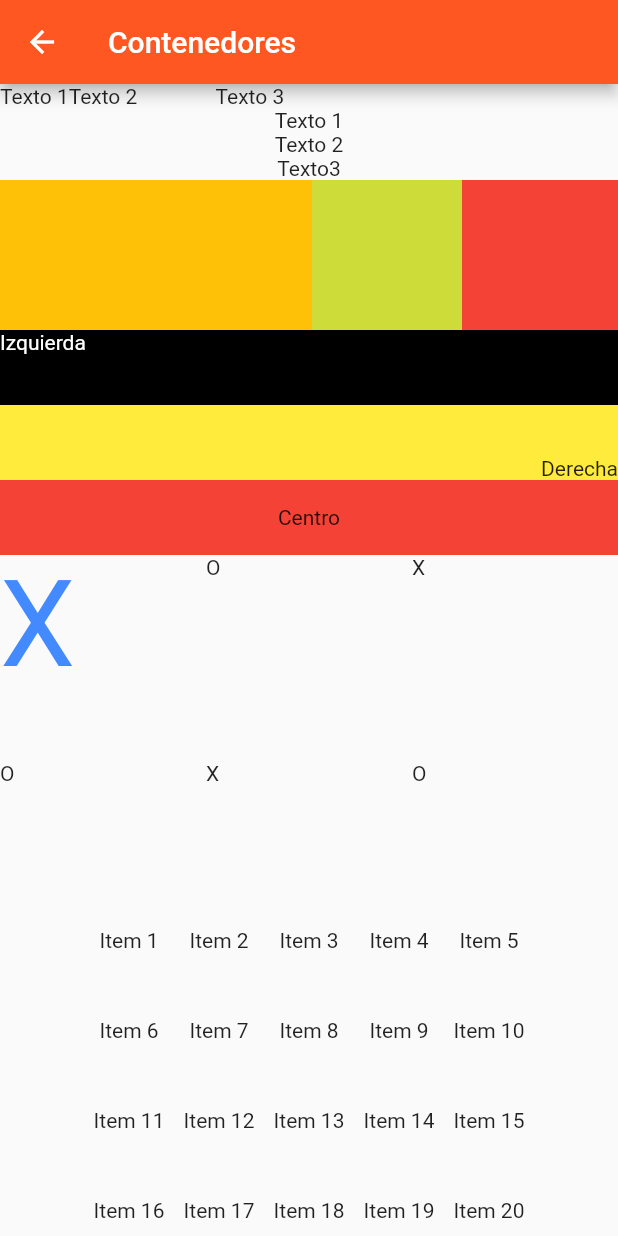
After one commit to Jonathan-ulises/variablesFlutter, a Flutter app: the ContenedoresWidget screen opened directly, on a phone screen of 412 x 824 dp. The commit adds this screen. Run offline on Flutter 3.47's test engine with Material 2 defaults, Android fonts, the phone set to English and light mode, and no system bars.

Commit message:
Carpeta de widgets, contenedores, grid y estilos por elementos

```diff
--- /dev/null
+++ b/lib/widgets/w02ContenedoresWidget.dart
@@ -0,0 +1,144 @@
+import 'dart:math';
+
+import 'package:flutter/material.dart';
+
+class ContenedoresWidget extends StatefulWidget {
+  @override
+  _ContenedoresWidgetState createState() => _ContenedoresWidgetState();
+}
+
+class _ContenedoresWidgetState extends State<ContenedoresWidget> {
+  @override
+  void initState() {
+    // TODO: implement initState
+    super.initState();
+  }
+
+  void _regresar() {
+    Navigator.pop(context);
+  }
+
+  @override
+  Widget build(BuildContext context) {
+    print("Alto:" + MediaQuery.of(context).size.height.toString());
+    print("Ancho:" + MediaQuery.of(context).size.width.toString());
+
+    MediaQueryData media = MediaQuery.of(context);
+    print(media.orientation.toString());
+
+    return Scaffold(
+      appBar: AppBar(
+        title: Text('Contenedores'),
+      ),
+      body: Center(
+        child: Column(children: [
+          Row(
+            children: [
+              const Text('Texto 1'),
+              const Text('Texto 2'),
+              Container(
+                  child: const Text('Texto 3'),
+                  width: 150,
+                  alignment: Alignment.center)
+            ],
+          ),
+          Column(
+            children: [
+              const Text('Texto 1'),
+              const Text('Texto 2'),
+              Container(
+                  child: const Text('Texto3'),
+                  width: 150,
+                  alignment: Alignment.center)
+            ],
+          ),
+          Row(
+            children: [
+              Expanded(
+                flex: 2,
+                child: Container(color: Colors.amber, height: 100),
+              ),
+              Container(
+                color: Colors.lime,
+                width: 100,
+                height: 100,
+              ),
+              Expanded(
+                child: Container(color: Colors.red, height: 100),
+              )
+            ],
+          ),
+          Container(
+              child: const Text(
+                'Izquierda',
+                style: TextStyle(color: Colors.white),
+              ),
+              alignment: Alignment.topLeft,
+              color: Colors.black,
+              height: 50),
+          Container(
+              child: const Text('Derecha'),
+              alignment: Alignment.bottomRight,
+              color: Colors.yellow,
+              height: 50),
+          Container(
+              child: const Text('Centro'),
+              alignment: Alignment.center,
+              color: Colors.red,
+              height: 50),
+          Expanded(
+            child: GridView.count(
+              crossAxisCount: 3,
+              children: [
+                const Text("X",
+                    style: TextStyle(color: Colors.blueAccent, fontSize: 80)),
+                const Text("O"),
+                const Text("X"),
+                const Text("O"),
+                const Text("X"),
+                const Text("O"),
+                ElevatedButton(
+                  onPressed: () => {},
+                  child: const Text("Boton con estilo"),
+                  style: ElevatedButton.styleFrom(
+                      fixedSize: Size(100, 50),
+                      primary: HexColor("b74093"),
+                      onPrimary: Colors.white),
+                ),
+                ElevatedButton.icon(
+                    onPressed: () => {},
+                    icon: Icon(Icons.account_balance, color: Colors.white),
+                    label: Text('Boton Icon'))
+              ],
+            ),
+          ),
+          Expanded(
+            child: Container(
+              height: 100,
+              width: 300,
+              child: GridView.count(
+                crossAxisCount: 5,
+                children: List.generate(100, (index) {
+                  return Center(child: Text('Item ${index + 1}'));
+                }),
+              ),
+            ),
+          )
+        ]),
+      ),
+    );
+  }
+}
+
+class HexColor extends Color {
+  static int _getColorFromHex(String hexColor) {
+    hexColor = hexColor.toUpperCase().replaceAll('#', '');
+    if (hexColor.length == 6) {
+      hexColor = "FF" + hexColor;
+    }
+
+    return int.parse(hexColor, radix: 16);
+  }
+
+  HexColor(final String hexColor) : super(_getColorFromHex(hexColor));
+}
```
Also changed, not shown: lib/main.dart (+34 -184 lines), lib/widgets/w01VarieblesWidget.dart (added, +238 -0 lines).
